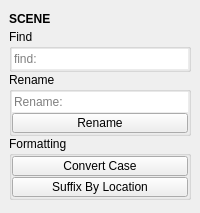
Above: tentacle/ui/scene.ui from m3trik/tentacle before the change. Below: the same form after it.
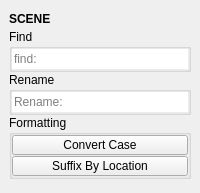
That is the form after the change. Custom widgets are drawn as their Qt base class.

```diff
--- a/tentacle/ui/scene.ui
+++ b/tentacle/ui/scene.ui
@@ -10,7 +10,7 @@
     <x>0</x>
     <y>0</y>
     <width>200</width>
-    <height>213</height>
+    <height>193</height>
    </rect>
   </property>
   <property name="tabShape">
@@ -167,37 +167,6 @@
            </property>
           </widget>
          </item>
-         <item>
-          <widget class="QPushButton" name="b000">
-           <property name="enabled">
-            <bool>true</bool>
-           </property>
-           <property name="minimumSize">
-            <size>
-             <width>0</width>
-             <height>20</height>
-            </size>
-           </property>
-           <property name="maximumSize">
-            <size>
-             <width>16777215</width>
-             <height>20</height>
-            </size>
-           </property>
-           <property name="toolTip">
-            <string>&lt;html&gt;&lt;head/&gt;&lt;body&gt;&lt;p&gt;Rename any selected objects.&lt;/p&gt;&lt;p&gt;If nothing is selected all scene objects will be renamed.&lt;/p&gt;&lt;/body&gt;&lt;/html&gt;</string>
-           </property>
-           <property name="text">
-            <string>Rename</string>
-           </property>
-           <property name="iconSize">
-            <size>
-             <width>18</width>
-             <height>18</height>
-            </size>
-           </property>
-          </widget>
-         </item>
         </layout>
        </widget>
       </item>
```
